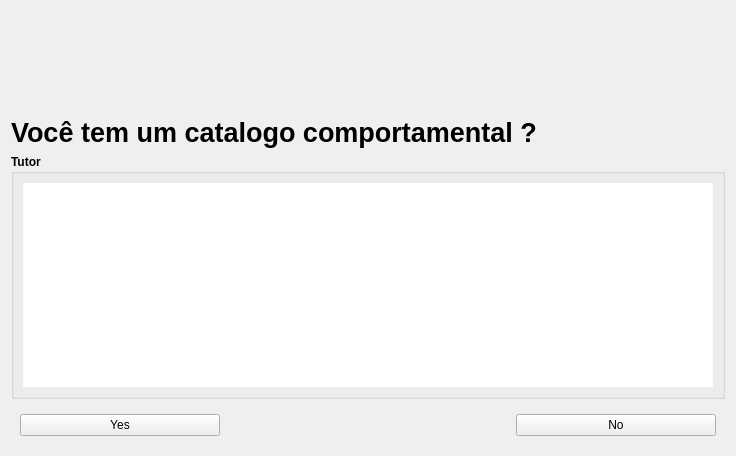
Above: src/warningtutor.ui from EthoWatcher/ethowatcher before the change. Below: the same form after it.
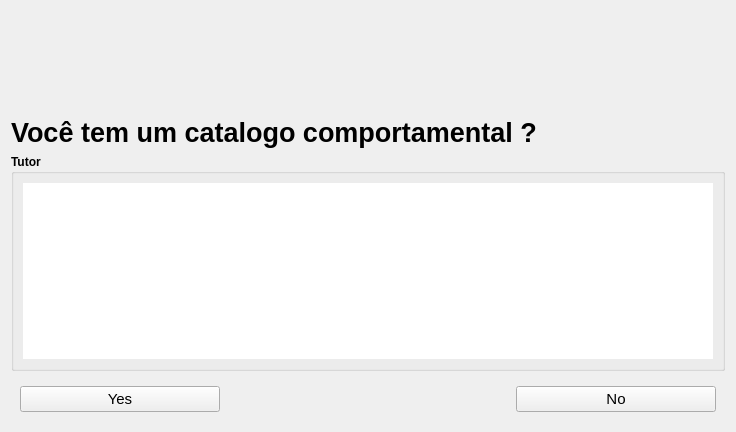
That is the form after the change. Icons and pictures are not drawn.

Diff of the .ui file:
```diff
--- a/src/warningtutor.ui
+++ b/src/warningtutor.ui
@@ -7,7 +7,7 @@
     <x>0</x>
     <y>0</y>
     <width>736</width>
-    <height>456</height>
+    <height>432</height>
    </rect>
   </property>
   <property name="sizePolicy">
@@ -119,6 +119,11 @@
    </item>
    <item>
     <widget class="QWidget" name="widget" native="true">
+     <property name="font">
+      <font>
+       <pointsize>11</pointsize>
+      </font>
+     </property>
      <layout class="QHBoxLayout" name="horizontalLayout">
       <item>
        <widget class="QPushButton" name="pbYes">
```
Left out of the diff: 2 changed lines with no effect on the pictures.
